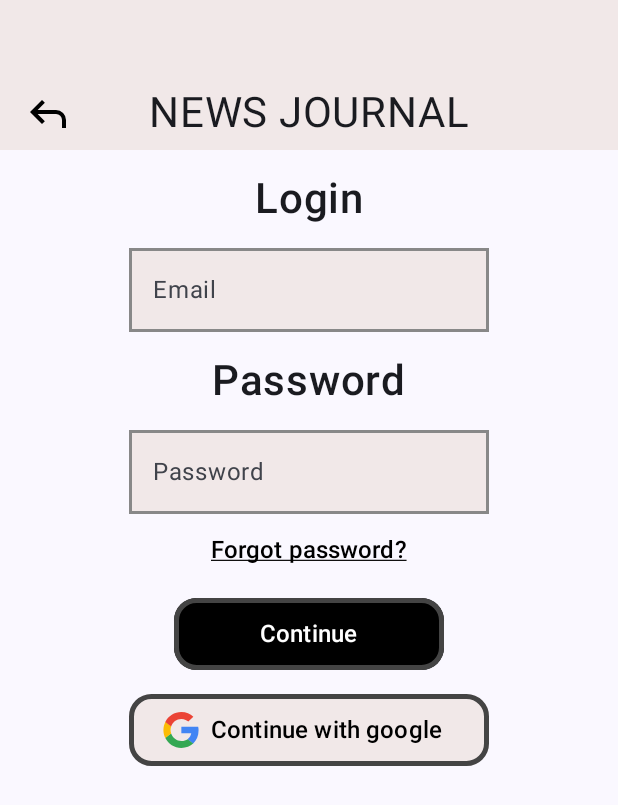
After one commit to ArturHodorovskij/NewsJournal, an Android app built with Jetpack Compose: the composable LoginPage shown on its own in the app's theme, on a phone screen of 412 x 824 dp. The commit adds this screen. Shown: the top 805 px of the screen. Run offline under Robolectric (Android 15) with nearby library versions, the phone set to English and light mode, and no system bars.

Commit message:
Сделали LoginPage

```diff
--- /dev/null
+++ b/app/src/main/java/com/example/newsjournal/design/LoginPage.kt
@@ -0,0 +1,176 @@
+package com.example.newsjournal.design
+
+
+import androidx.compose.foundation.BorderStroke
+import androidx.compose.foundation.Image
+import androidx.compose.foundation.border
+import androidx.compose.foundation.layout.Arrangement
+import androidx.compose.foundation.layout.Box
+import androidx.compose.foundation.layout.Column
+import androidx.compose.foundation.layout.PaddingValues
+import androidx.compose.foundation.layout.fillMaxSize
+import androidx.compose.foundation.layout.padding
+import androidx.compose.foundation.layout.size
+import androidx.compose.foundation.shape.RoundedCornerShape
+import androidx.compose.material3.Button
+import androidx.compose.material3.ButtonDefaults
+import androidx.compose.material3.Text
+import androidx.compose.material3.TextButton
+import androidx.compose.material3.TextField
+import androidx.compose.material3.TextFieldDefaults
+import androidx.compose.runtime.Composable
+import androidx.compose.runtime.mutableStateOf
+import androidx.compose.runtime.remember
+import androidx.compose.ui.Alignment
+import androidx.compose.ui.Modifier
+import androidx.compose.ui.graphics.Color
+import androidx.compose.ui.res.painterResource
+import androidx.compose.ui.text.font.FontWeight
+import androidx.compose.ui.text.style.TextDecoration
+import androidx.compose.ui.tooling.preview.Preview
+import androidx.compose.ui.unit.dp
+import androidx.compose.ui.unit.sp
+import com.example.newsjournal.R
+import com.example.newsjournal.ui.theme.defaultBackground
+
+
+@Composable
+fun LoginPage() {
+    val message = remember { mutableStateOf("") }
+    Column(
+        modifier = Modifier.fillMaxSize(),
+        verticalArrangement = Arrangement.Top,
+        horizontalAlignment = Alignment.CenterHorizontally
+
+    ) {
+        TopAppBar(
+            title = "NEWS JOURNAL",
+            startImage = painterResource(R.drawable.reply_24),
+            startImageClick = {}
+        )
+        Text(
+            text = "Login",
+            fontSize = 28.sp,
+            fontWeight = FontWeight.SemiBold,
+            modifier = Modifier
+                .padding(vertical = 16.dp)
+        )
+        Box(
+            modifier = Modifier
+                .border(width = 2.dp, color = Color.Gray)
+                .size(height = 56.dp, width = 240.dp)
+        ) {
+            TextField(
+                value = message.value,
+                onValueChange = { newText -> message.value = newText },
+                singleLine = true,
+                colors = TextFieldDefaults.colors(
+                    unfocusedContainerColor = defaultBackground,
+                    unfocusedTextColor = Color(0xff888888),
+                    focusedContainerColor = Color.White,
+                    focusedTextColor = Color(0xff222222)),
+
+                textStyle = androidx.compose.ui.text.TextStyle(fontSize = 16.sp),
+//че это за иморт такой ебаный тут ^^^^^^^^^^^^^^^^^^^^^^^^^^^^^^^^^^^^
+                placeholder = { Text(text = "Email") },
+                modifier = Modifier
+                    .size(height = 56.dp, width = 240.dp)
+            )
+        }
+        Text(
+            text = "Password",
+            fontSize = 28.sp,
+            fontWeight = FontWeight.SemiBold,
+            modifier = Modifier
+                .padding(vertical = 16.dp)
+        )
+        Box(
+            modifier = Modifier
+                .border(width = 2.dp, color = Color.Gray)
+                .size(height = 56.dp, width = 240.dp)
+        ) {
+            TextField(
+                value = message.value,
+                onValueChange = { newText -> message.value = newText },
+                singleLine = true,
+                colors = TextFieldDefaults.colors(
+                    unfocusedContainerColor = defaultBackground,
+                    unfocusedTextColor = Color(0xff888888),
+                    focusedContainerColor = Color.White,
+                    focusedTextColor = Color(0xff222222)),
+
+                textStyle = androidx.compose.ui.text.TextStyle(fontSize = 16.sp),
+//че это за иморт такой ебаный тут ^^^^^^^^^^^^^^^^^^^^^^^^^^^^^^^^^^^^
+                placeholder = { Text(text = "Password") },
+                modifier = Modifier
+                    .size(height = 56.dp, width = 240.dp)
+            )
+        }
+        TextButton(
+            onClick = {},
+            modifier = Modifier
+
+        ) {
+            Text(text = "Forgot password?",
+                fontSize = 16.sp,
+                textDecoration = TextDecoration.Underline,
+                color = Color.Black
+            )
+        }
+        Button(
+            onClick = {},
+            shape = RoundedCornerShape(15.dp),
+            border = BorderStroke(3.dp, Color.DarkGray),
+            colors = ButtonDefaults.buttonColors(
+                contentColor = Color.White,
+                containerColor = Color.Black
+            ),
+            modifier = Modifier
+                .padding(8.dp)
+                .size(height = 48.dp, width = 180.dp)
+
+        ) {
+            Text("Continue", fontSize = 16.sp)
+        }
+        Button(
+            onClick = {},
+            shape = RoundedCornerShape(15.dp),
+            contentPadding = PaddingValues(
+                start = 16.dp,
+                top = 8.dp,
+                end = 16.dp,
+                bottom = 8.dp
+            ),
+
+            border = BorderStroke(3.dp, Color.DarkGray),
+            colors = ButtonDefaults.buttonColors(
+                contentColor = Color.Black,       // цвет текста
+                containerColor = defaultBackground
+            ),
+
+            modifier = Modifier
+                .padding(8.dp)
+                .size(height = 48.dp, width = 240.dp)
+        )
+        {
+            Image(
+                modifier = Modifier
+                    .size(24.dp),
+                painter = painterResource(R.drawable.google),
+                contentDescription = ""
+            )
+            Text(text = "Continue with google",
+                fontSize = 16.sp,
+                modifier = Modifier
+                    .padding(horizontal = 8.dp))
+        }
+
+    }
+}
+
+
+@Preview(showBackground = true)
+@Composable
+fun LoginPagePreview() {
+    LoginPage()
+}
--- a/app/src/main/java/com/example/newsjournal/design/TopAppBar.kt
+++ b/app/src/main/java/com/example/newsjournal/design/TopAppBar.kt
@@ -16,7 +16,6 @@ import androidx.compose.runtime.Composable
 import androidx.compose.ui.Alignment
 import androidx.compose.ui.Modifier
 import androidx.compose.ui.graphics.painter.Painter
-import androidx.compose.ui.modifier.ModifierLocalReadScope
 import androidx.compose.ui.res.painterResource
 import androidx.compose.ui.text.style.TextAlign
 import androidx.compose.ui.tooling.preview.Preview
@@ -54,10 +53,7 @@ fun TopAppBar(
         Text(
             text = title,
             fontSize = 28.sp,
-            textAlign = TextAlign.Start,
-            modifier = Modifier
-
-
+            textAlign = TextAlign.Start
         )
 
         if (endImage != null) {
--- a/app/src/main/java/com/example/newsjournal/feed/MainActivity.kt
+++ b/app/src/main/java/com/example/newsjournal/feed/MainActivity.kt
@@ -6,20 +6,15 @@ import android.widget.Toast
 import androidx.activity.ComponentActivity
 import androidx.activity.compose.setContent
 import androidx.activity.enableEdgeToEdge
-import androidx.compose.foundation.Image
 import androidx.compose.foundation.background
-import androidx.compose.foundation.border
 import androidx.compose.foundation.clickable
 import androidx.compose.foundation.layout.Arrangement
 import androidx.compose.foundation.layout.Box
 import androidx.compose.foundation.layout.Column
-import androidx.compose.foundation.layout.Row
 import androidx.compose.foundation.layout.fillMaxSize
 import androidx.compose.foundation.layout.fillMaxWidth
-import androidx.compose.foundation.layout.height
 import androidx.compose.foundation.layout.padding
-import androidx.compose.foundation.layout.size
-import androidx.compose.foundation.shape.RoundedCornerShape
+import androidx.compose.foundation.layout.wrapContentSize
 import androidx.compose.material3.MaterialTheme
 import androidx.compose.material3.Surface
 import androidx.compose.material3.Text
@@ -27,10 +22,7 @@ import androidx.compose.runtime.Composable
 import androidx.compose.ui.Alignment
 import androidx.compose.ui.Modifier
 import androidx.compose.ui.graphics.Color
-import androidx.compose.ui.graphics.painter.Painter
 import androidx.compose.ui.res.painterResource
-import androidx.compose.ui.text.font.FontFamily
-import androidx.compose.ui.text.style.TextAlign
 import androidx.compose.ui.tooling.preview.Preview
 import androidx.compose.ui.unit.dp
 import androidx.compose.ui.unit.sp
@@ -38,7 +30,7 @@ import com.example.newsjournal.R
 import com.example.newsjournal.design.BotAppBar
 import com.example.newsjournal.design.TopAppBar
 import com.example.newsjournal.ui.theme.NewsJournalTheme
-import com.example.newsjournal.ui.theme.defaultBackground
+
 
 class MainActivity : ComponentActivity() {
     override fun onCreate(savedInstanceState: Bundle?) {
@@ -64,7 +56,6 @@ fun HomePage(context: Context) {
         modifier = Modifier.fillMaxSize(),
         verticalArrangement = Arrangement.SpaceBetween
     ) {
-        Box(modifier = Modifier) {
         TopAppBar(
             title = "NEWS JOURNAL",
             startImage = painterResource(R.drawable.person_24),
@@ -72,25 +63,21 @@ fun HomePage(context: Context) {
                 Toast.makeText(context, "text", Toast.LENGTH_LONG).show()
             }
         )
-        }
         Box(
             modifier = Modifier
-
+                .background(Color.Blue)
         ) {
             MidlLine()
         }
-        Box(modifier = Modifier) {
-
         BotAppBar(
             firstImage = painterResource(R.drawable.home_24),
             secondImage = painterResource(R.drawable.star_24),
             thirdImage = painterResource(R.drawable.collections_bookmark_24),
-                startImageClick = {Toast.makeText(context, "text", Toast.LENGTH_LONG).show()},
+            startImageClick = { Toast.makeText(context, "text", Toast.LENGTH_LONG).show() },
             text1Image = "Home",
             text2Image = "Favorite",
             text3Image = "Tags"
         )
-        }
     }
 }
 
@@ -100,11 +87,12 @@ fun MidlLine() {
         modifier = Modifier
             .background(Color.White)
             .fillMaxWidth()
+            .wrapContentSize(Alignment.Center)
+
     ) {
         Text(
             text = "News",
             fontSize = 36.sp,
-
             modifier = Modifier
                 .padding(16.dp)
                 .clickable { }
--- /dev/null
+++ b/app/src/main/res/drawable/google.xml
@@ -0,0 +1,18 @@
+<vector xmlns:android="http://schemas.android.com/apk/res/android"
+    android:width="800dp"
+    android:height="800dp"
+    android:viewportWidth="262"
+    android:viewportHeight="262">
+  <path
+      android:pathData="M258.88,133.45c0,-10.73 -0.87,-18.57 -2.76,-26.69L133.55,106.76v48.45h71.95c-1.45,12.04 -9.28,30.17 -26.69,42.36l-0.24,1.62 38.76,30.02 2.68,0.27c24.66,-22.77 38.88,-56.28 38.88,-96.03"
+      android:fillColor="#4285F4"/>
+  <path
+      android:pathData="M133.55,261.1c35.25,0 64.84,-11.6 86.45,-31.62l-41.2,-31.91c-11.02,7.69 -25.82,13.06 -45.26,13.06 -34.52,0 -63.82,-22.77 -74.27,-54.25l-1.53,0.13 -40.3,31.19 -0.53,1.47C38.39,231.8 82.49,261.1 133.55,261.1"
+      android:fillColor="#34A853"/>
+  <path
+      android:pathData="M59.28,156.37c-2.76,-8.12 -4.35,-16.83 -4.35,-25.82 0,-8.99 1.6,-17.7 4.21,-25.82l-0.07,-1.73L18.26,71.31l-1.34,0.63C8.08,89.64 3,109.52 3,130.55s5.08,40.9 13.93,58.6l42.36,-32.78"
+      android:fillColor="#FBBC05"/>
+  <path
+      android:pathData="M133.55,50.48c24.51,0 41.05,10.59 50.48,19.44l36.84,-35.97C198.24,12.91 168.8,0 133.55,0 82.49,0 38.39,29.3 16.92,71.95l42.21,32.78c10.59,-31.48 39.89,-54.25 74.41,-54.25"
+      android:fillColor="#EB4335"/>
+</vector>
--- /dev/null
+++ b/app/src/main/res/drawable/reply_24.xml
@@ -0,0 +1,9 @@
+<vector xmlns:android="http://schemas.android.com/apk/res/android"
+    android:width="24dp"
+    android:height="24dp"
+    android:viewportWidth="960"
+    android:viewportHeight="960">
+  <path
+      android:pathData="M760,760v-160q0,-50 -35,-85t-85,-35L273,480l144,144 -57,56 -240,-240 240,-240 57,56 -144,144h367q83,0 141.5,58.5T840,600v160h-80Z"
+      android:fillColor="#000000"/>
+</vector>
```
Lines whose indentation alone changed are shown as unchanged.
